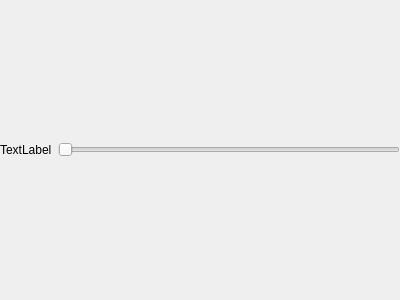
Before: the Qt Designer form plugins/AudioPlugin/quickwidgetsinkinput.ui in theCheeseboard/thedesk, drawn with Qt 5.
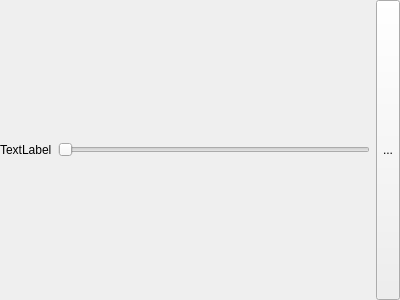
After: the same form once the commit is applied. Icons and pictures are not drawn.

The edit to the form file:
```diff
--- a/plugins/AudioPlugin/quickwidgetsinkinput.ui
+++ b/plugins/AudioPlugin/quickwidgetsinkinput.ui
@@ -43,6 +43,25 @@
      </property>
     </widget>
    </item>
+   <item>
+    <widget class="QToolButton" name="menuButton">
+     <property name="sizePolicy">
+      <sizepolicy hsizetype="Preferred" vsizetype="Preferred">
+       <horstretch>0</horstretch>
+       <verstretch>0</verstretch>
+      </sizepolicy>
+     </property>
+     <property name="text">
+      <string notr="true">...</string>
+     </property>
+     <property name="icon">
+      <iconset theme="application-menu"/>
+     </property>
+     <property name="popupMode">
+      <enum>QToolButton::InstantPopup</enum>
+     </property>
+    </widget>
+   </item>
   </layout>
  </widget>
  <resources/>
```
